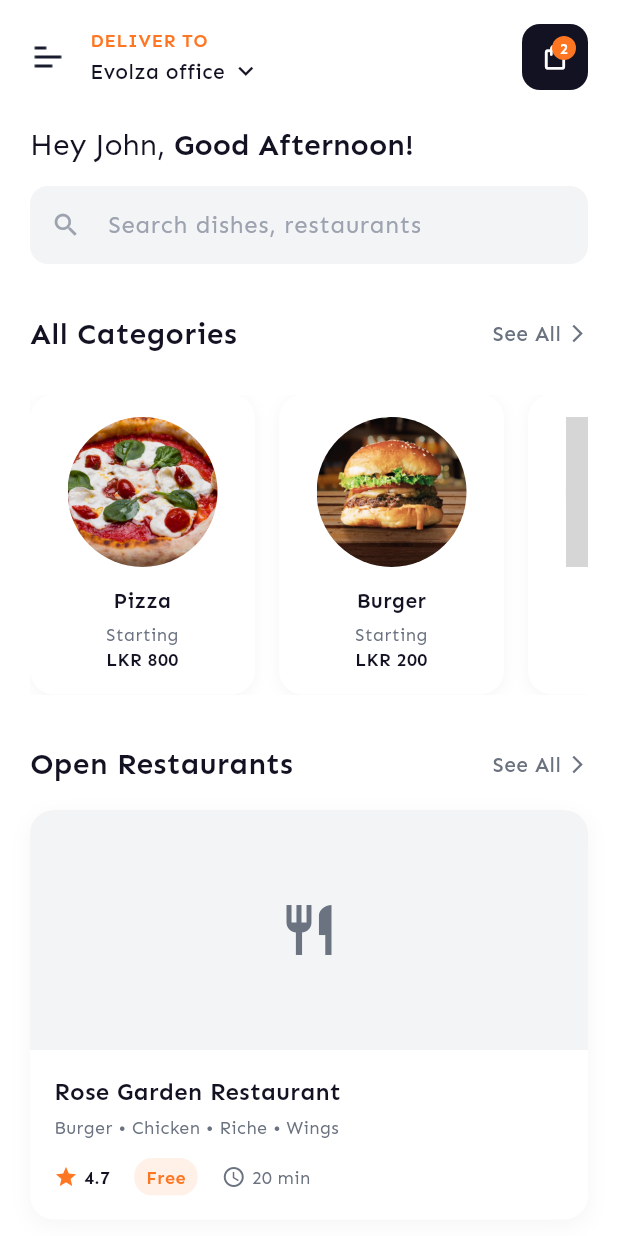
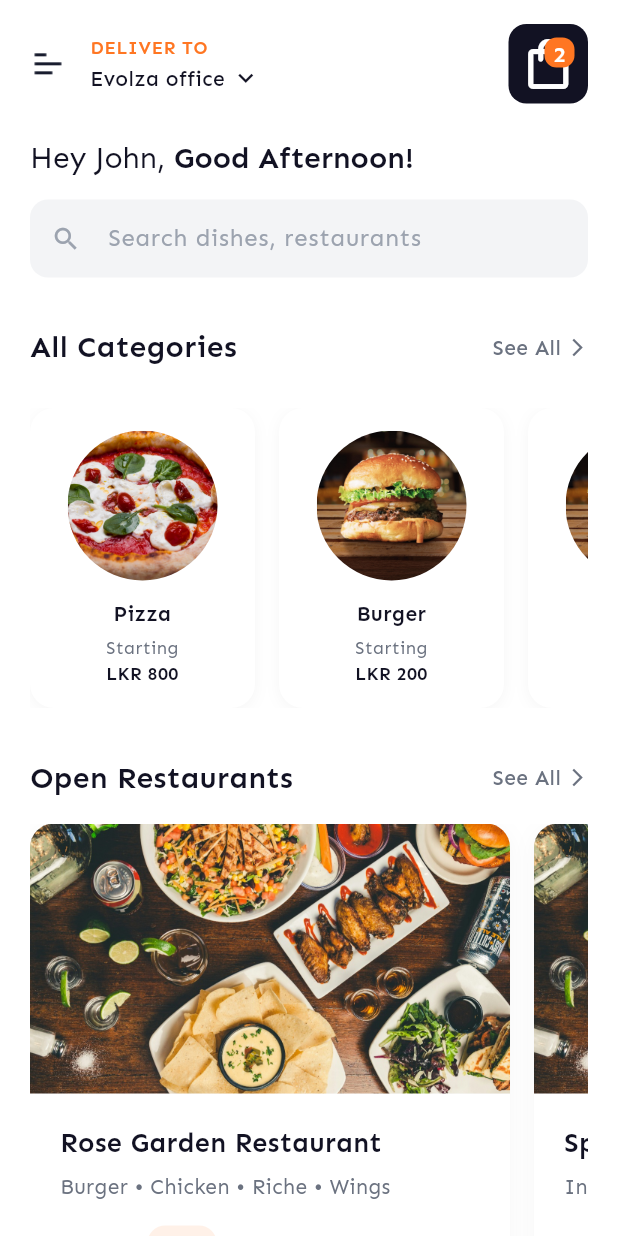
Before and after one commit to Ivan-De-Zoysa-Evolza/Food-delivery, a Flutter app: the HomeScreen screen opened by its route, on a phone screen of 412 x 824 dp. Run offline on Flutter 3.47's test engine with Material 3 defaults, Android fonts, the phone set to English and light mode, and no system bars; our stand-ins replace email_validator, firebase_auth, firebase_core, go_router; accounts and stored records are empty; grey boxes are pictures that could not be loaded.

Commit message:
Home page complete UI

```diff
--- a/lib/presentation/widgets/category_section.dart
+++ b/lib/presentation/widgets/category_section.dart
@@ -20,8 +20,8 @@ class CategorySection extends StatelessWidget {
       ),
       CategoryItem(
         name: 'Pizza',
-        price: 'Starting',
-        imagePath: 'assets/images/pizza2.png',
+        price: 'LKR 300',
+        imagePath: 'assets/images/burger.jpg',
       ),
     ];
 
--- a/lib/presentation/widgets/delivery_header.dart
+++ b/lib/presentation/widgets/delivery_header.dart
@@ -61,8 +61,8 @@ class DeliveryHeader extends StatelessWidget {
           ],
         ),
         Container(
-          width: 44,
-          height: 44,
+          width: 53,
+          height: 53,
           decoration: BoxDecoration(
             color: AppColors.darkBlue,
             borderRadius: BorderRadius.circular(12),
@@ -73,15 +73,15 @@ class DeliveryHeader extends StatelessWidget {
                 child: Icon(
                   Icons.shopping_bag_outlined,
                   color: Colors.white,
-                  size: 20,
+                  size: 40,
                 ),
               ),
               Positioned(
-                top: 8,
-                right: 8,
+                top: 9,
+                right: 9,
                 child: Container(
-                  width: 16,
-                  height: 16,
+                  width: 20,
+                  height: 20,
                   decoration: BoxDecoration(
                     color: AppColors.orange,
                     borderRadius: BorderRadius.circular(8),
@@ -91,7 +91,7 @@ class DeliveryHeader extends StatelessWidget {
                       '2',
                       style: TextStyle(
                         color: Colors.white,
-                        fontSize: 10,
+                        fontSize: 15,
                         fontWeight: FontWeight.w600,
                       ),
                     ),
--- a/lib/presentation/widgets/restaurant_section.dart
+++ b/lib/presentation/widgets/restaurant_section.dart
@@ -7,6 +7,33 @@ class RestaurantSection extends StatelessWidget {
 
   @override
   Widget build(BuildContext context) {
+    final restaurants = [
+      RestaurantItem(
+        name: 'Rose Garden Restaurant',
+        category: 'Burger • Chicken • Riche • Wings',
+        rating: '4.7',
+        deliveryFee: 'Free',
+        deliveryTime: '20 min',
+        imagePath: 'assets/images/rose_garden.jpg',
+      ),
+      RestaurantItem(
+        name: 'Spice Kitchen',
+        category: 'Indian • Curry • Rice • Naan',
+        rating: '4.5',
+        deliveryFee: 'LKR 50',
+        deliveryTime: '25 min',
+        imagePath: 'assets/images/rose_garden.jpg',
+      ),
+      RestaurantItem(
+        name: 'Pizza Palace',
+        category: 'Pizza • Italian • Pasta • Salad',
+        rating: '4.8',
+        deliveryFee: 'Free',
+        deliveryTime: '15 min',
+        imagePath: 'assets/images/rose_garden.jpg',
+      ),
+    ];
+
     return Column(
       children: [
         Row(
@@ -38,18 +65,52 @@ class RestaurantSection extends StatelessWidget {
           ],
         ),
         const SizedBox(height: 16),
-        const RestaurantCard(),
+        SizedBox(
+          height: 320, // Increased height for larger cards
+          child: ListView.separated(
+            scrollDirection: Axis.horizontal,
+            itemCount: restaurants.length,
+            separatorBuilder: (context, index) => const SizedBox(width: 16),
+            itemBuilder: (context, index) {
+              return RestaurantCard(restaurant: restaurants[index]);
+            },
+          ),
+        ),
       ],
     );
   }
 }
 
+class RestaurantItem {
+  final String name;
+  final String category;
+  final String rating;
+  final String deliveryFee;
+  final String deliveryTime;
+  final String imagePath;
+
+  RestaurantItem({
+    required this.name,
+    required this.category,
+    required this.rating,
+    required this.deliveryFee,
+    required this.deliveryTime,
+    required this.imagePath,
+  });
+}
+
 class RestaurantCard extends StatelessWidget {
-  const RestaurantCard({super.key});
+  final RestaurantItem restaurant;
+
+  const RestaurantCard({
+    super.key,
+    required this.restaurant,
+  });
 
   @override
   Widget build(BuildContext context) {
     return Container(
+      width: 320, // Increased width for better readability
       decoration: BoxDecoration(
         color: AppColors.cardBackground,
         borderRadius: BorderRadius.circular(16),
@@ -65,7 +126,7 @@ class RestaurantCard extends StatelessWidget {
         crossAxisAlignment: CrossAxisAlignment.start,
         children: [
           Container(
-            height: 160,
+            height: 180, // Increased image height
             decoration: BoxDecoration(
               color: AppColors.inputBackground,
               borderRadius: const BorderRadius.only(
@@ -73,31 +134,53 @@ class RestaurantCard extends StatelessWidget {
                 topRight: Radius.circular(16),
               ),
             ),
-            child: Center(
+            child: ClipRRect(
+              borderRadius: const BorderRadius.only(
+                topLeft: Radius.circular(16),
+                topRight: Radius.circular(16),
+              ),
+              child: Image.asset(
+                restaurant.imagePath,
+                width: double.infinity,
+                height: 180, // Updated to match container height
+                fit: BoxFit.cover,
+                errorBuilder: (context, error, stackTrace) {
+                  // Fallback to icon if image fails to load
+                  return Center(
                     child: Icon(
                       Icons.restaurant,
-                size: 40,
+                      size: 48, // Increased icon size
                       color: AppColors.secondaryText,
                     ),
-            ), // Placeholder for restaurant image
+                  );
+                },
+              ),
+            ),
           ),
           Padding(
-            padding: const EdgeInsets.all(16),
+            padding: const EdgeInsets.all(20), // Increased padding for more space
             child: Column(
               crossAxisAlignment: CrossAxisAlignment.start,
               children: [
                 Text(
-                  'Rose Garden Restaurant',
+                  restaurant.name,
                   style: AppTextStyles.bodyLarge.copyWith(
                     fontWeight: FontWeight.w600,
+                    fontSize: 18, // Increased font size for restaurant name
                   ),
+                  maxLines: 1,
+                  overflow: TextOverflow.ellipsis,
                 ),
-                const SizedBox(height: 4),
+                const SizedBox(height: 6), // Increased spacing
                 Text(
-                  'Burger • Chicken • Riche • Wings',
-                  style: AppTextStyles.bodySmall,
+                  restaurant.category,
+                  style: AppTextStyles.bodySmall.copyWith(
+                    fontSize: 14, // Increased font size for category
                   ),
-                const SizedBox(height: 12),
+                  maxLines: 1,
+                  overflow: TextOverflow.ellipsis,
+                ),
+                const SizedBox(height: 16), // Increased spacing
                 Row(
                   children: [
                     Row(
@@ -105,39 +188,41 @@ class RestaurantCard extends StatelessWidget {
                         Icon(
                           Icons.star,
                           color: AppColors.orange,
-                          size: 16,
+                          size: 18, // Increased icon size
                         ),
                         const SizedBox(width: 4),
                         Text(
-                          '4.7',
+                          restaurant.rating,
                           style: AppTextStyles.bodySmall.copyWith(
                             color: AppColors.primaryText,
                             fontWeight: FontWeight.w600,
+                            fontSize: 14, // Increased font size
                           ),
                         ),
                       ],
                     ),
                     const SizedBox(width: 16),
-                    Row(
-                      children: [
                     Container(
                       padding: const EdgeInsets.symmetric(
-                            horizontal: 8,
-                            vertical: 4,
+                        horizontal: 10, // Increased horizontal padding
+                        vertical: 6, // Increased vertical padding
                       ),
                       decoration: BoxDecoration(
-                            color: AppColors.orange.withOpacity(0.1),
+                        color: restaurant.deliveryFee == 'Free'
+                            ? AppColors.orange.withOpacity(0.1)
+                            : AppColors.secondaryText.withOpacity(0.1),
                         borderRadius: BorderRadius.circular(12),
                       ),
                       child: Text(
-                            'Free',
+                        restaurant.deliveryFee,
                         style: AppTextStyles.caption.copyWith(
-                              color: AppColors.orange,
+                          color: restaurant.deliveryFee == 'Free'
+                              ? AppColors.orange
+                              : AppColors.secondaryText,
                           fontWeight: FontWeight.w600,
+                          fontSize: 12, // Increased font size
                         ),
                       ),
-                        ),
-                      ],
                     ),
                     const SizedBox(width: 16),
                     Row(
@@ -145,12 +230,14 @@ class RestaurantCard extends StatelessWidget {
                         Icon(
                           Icons.access_time,
                           color: AppColors.secondaryText,
-                          size: 16,
+                          size: 18, // Increased icon size
                         ),
                         const SizedBox(width: 4),
                         Text(
-                          '20 min',
-                          style: AppTextStyles.bodySmall,
+                          restaurant.deliveryTime,
+                          style: AppTextStyles.bodySmall.copyWith(
+                            fontSize: 14, // Increased font size
+                          ),
                         ),
                       ],
                     ),
```
Also changed, not shown: assets/images/rose_garden.jpg (added). Lines whose indentation alone changed are shown as unchanged.
